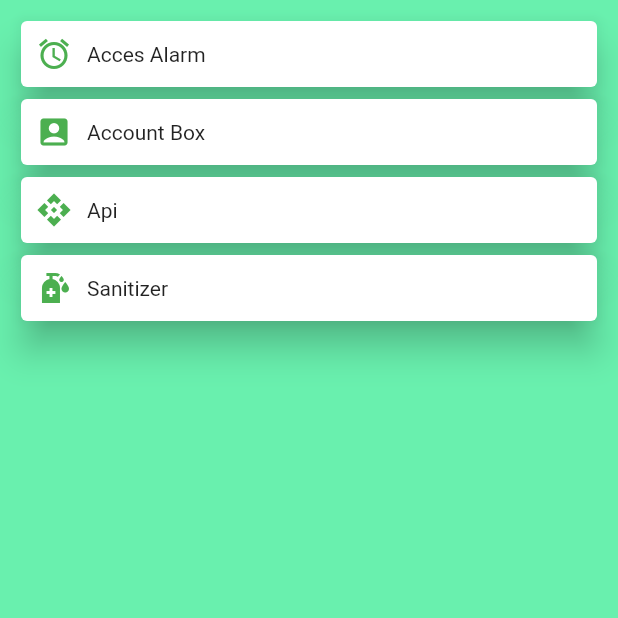
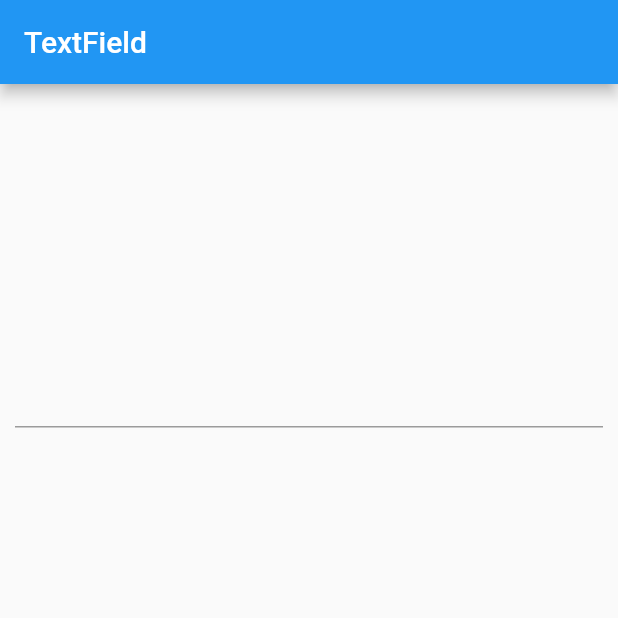
Before and after one commit to mzafierfaza/BelajarFlutter, a Flutter app: the screen it shows after launch, on a phone screen of 412 x 824 dp, the top half of it. Run offline on Flutter 3.47's test engine with Material 2 defaults, Android fonts, the phone set to English and light mode, and no system bars.

Commit message:
add textfield widget

```diff
--- a/belajar_flutter/lib/main.dart
+++ b/belajar_flutter/lib/main.dart
@@ -4,43 +4,38 @@ void main() {
   runApp(MyApp());
 }
 
-class MyApp extends StatelessWidget {
+class MyApp extends StatefulWidget {
+  @override
+  _MyAppState createState() => _MyAppState();
+}
+
+class _MyAppState extends State<MyApp> {
+  TextEditingController controller = TextEditingController();
+
   @override
   Widget build(BuildContext context) {
     return MaterialApp(
         home: Scaffold(
-            backgroundColor: Colors.greenAccent,
-            body: Center(
-              child: Container(
-                margin: EdgeInsets.all(10),
-                child: ListView(
-                  children: [
-                    buildCard(Icons.access_alarm,
-                        "Acces Alarm"), // bisa langsung bisa pake method sendiri
-                    buildCard(Icons.account_box,
-                        "Account Box"), // biar enak pake method sendiri seperti skrg
-                    buildCard(Icons.api, "Api"), // jadi tinggal ubah parameter
-                    buildCard(Icons.sanitizer, "Sanitizer"),
-                  ],
-                ),
+      appBar: AppBar(
+        title: Text("TextField"),
+      ),
+      body: Container(
+          margin: EdgeInsets.all(10),
+          child: Column(
+            mainAxisAlignment: MainAxisAlignment.spaceAround,
+            children: [
+              TextField(
+                // obscureText: true, //  ini buat password
+                // maxLength: 4, // panjang karakter
+
+                onChanged: (value) {
+                  setState(() {});
+                },
+                controller: controller,
               ),
-            )));
-  }
-
-  Card buildCard(IconData icon, String teks) {
-    return Card(
-      elevation: 10, // jarak dari background ke card
-      child: Row(
-        children: [
-          Container(
-              margin: EdgeInsets.all(10),
-              child: Icon(
-                icon,
-                color: Colors.green,
-              )),
-          Text(teks)
-        ],
-      ),
-    );
+              Text(controller.text),
+            ],
+          )),
+    ));
   }
 }
```
Also changed, not shown: 1 other file.
